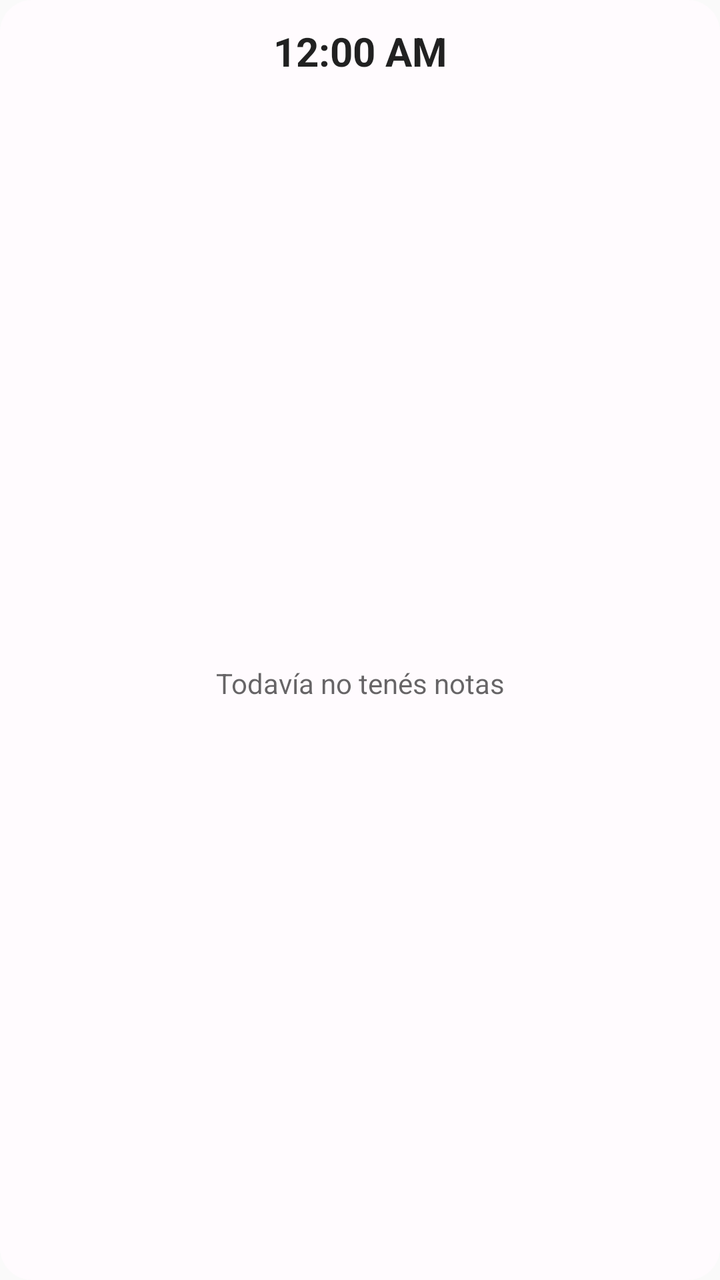
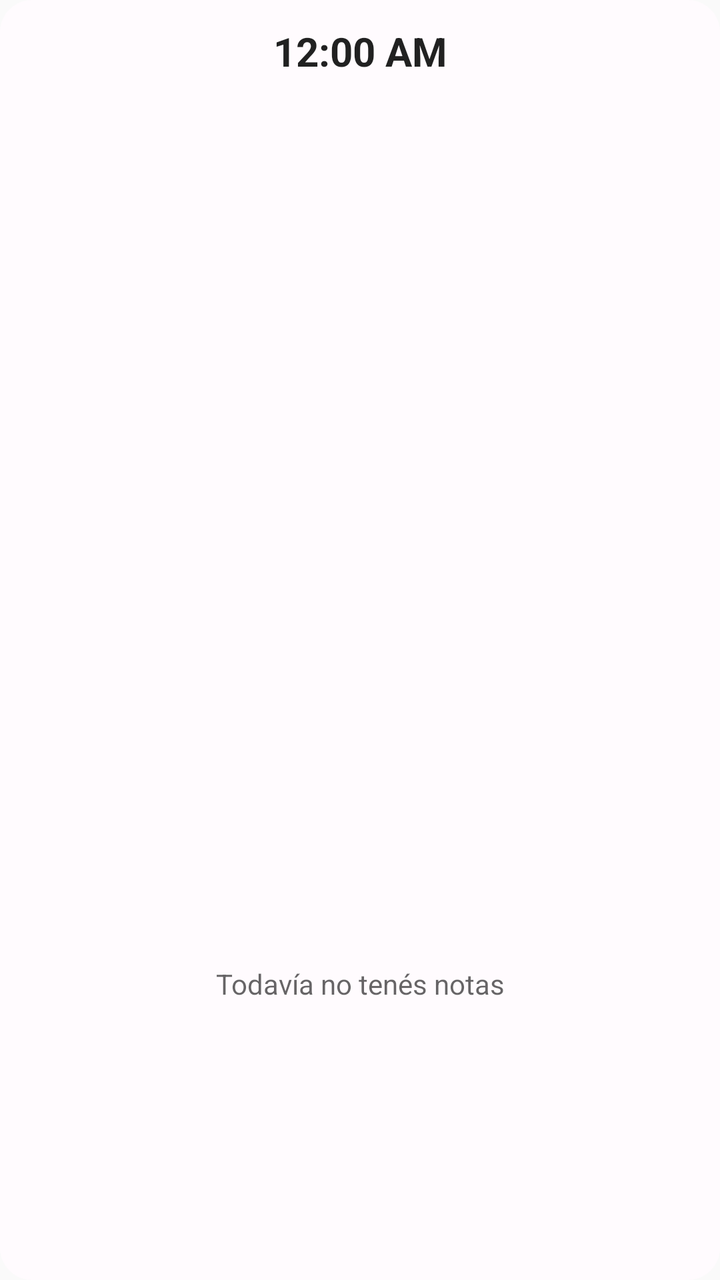

Compare the two renders of this Android layout. The source of the first and the diff that turns it into the second are given below.
<!-- AndroidManifest.xml: application theme Theme.Notes -->
<!-- res/layout/widget_all_notes_clock.xml -->
<?xml version="1.0" encoding="utf-8"?>
<LinearLayout xmlns:android="http://schemas.android.com/apk/res/android"
    android:id="@+id/Layout"
    android:layout_width="match_parent"
    android:layout_height="match_parent"
    android:background="@drawable/widget_background_light"
    android:orientation="vertical">

    
    <TextClock
        android:id="@+id/Clock"
        android:layout_width="match_parent"
        android:layout_height="wrap_content"
        android:layout_gravity="center_horizontal"
        android:gravity="center"
        android:paddingTop="12dp"
        android:paddingBottom="4dp"
        android:format12Hour="h:mm a"
        android:format24Hour="H:mm"
        android:textSize="20sp"
        android:textStyle="bold" />

    <FrameLayout
        android:layout_width="match_parent"
        android:layout_height="0dp"
        android:layout_weight="1">

        <ListView
            android:id="@+id/ListView"
            android:layout_width="match_parent"
            android:layout_height="match_parent"
            android:divider="@null"
            android:dividerHeight="0dp"
            android:paddingTop="4dp"
            android:paddingBottom="4dp" />

        
        <TextView
            android:id="@+id/Empty"
            android:layout_width="match_parent"
            android:layout_height="match_parent"
            android:gravity="center"
            android:padding="16dp"
            android:text="@string/all_notes_clock_widget_empty"
            android:textColor="?android:attr/textColorSecondary" />

    </FrameLayout>

</LinearLayout>
<!-- resources referenced by this layout -->
<resources>
  <!-- drawable widget_background_light (drawable) -->
  <?xml version="1.0" encoding="utf-8"?>
  <shape xmlns:android="http://schemas.android.com/apk/res/android">
      <corners android:radius="16dp" />
      <solid android:color="#FFFFFBFE" />
  </shape>
  <string name="all_notes_clock_widget_empty">Todavía no tenés notas</string>
  <style name="Theme.Notes" parent="android:Theme.Material.Light.NoActionBar" />
</resources>

<!-- the commit's change to res/layout/widget_all_notes_clock.xml (unified diff, before → after) -->
@@ -20,30 +20,32 @@
         android:textSize="20sp"
         android:textStyle="bold" />
 
-    <FrameLayout
+    
+    <View
+        android:id="@+id/HeaderDivider"
+        android:layout_width="match_parent"
+        android:layout_height="1dp"
+        android:layout_marginTop="4dp" />
+
+    
+    <LinearLayout
+        android:id="@+id/RowsContainer"
         android:layout_width="match_parent"
         android:layout_height="0dp"
-        android:layout_weight="1">
+        android:layout_weight="1"
+        android:orientation="vertical"
+        android:paddingTop="4dp"
+        android:paddingBottom="4dp" />
 
-        <ListView
-            android:id="@+id/ListView"
-            android:layout_width="match_parent"
-            android:layout_height="match_parent"
-            android:divider="@null"
-            android:dividerHeight="0dp"
-            android:paddingTop="4dp"
-            android:paddingBottom="4dp" />
-
-        
-        <TextView
-            android:id="@+id/Empty"
-            android:layout_width="match_parent"
-            android:layout_height="match_parent"
-            android:gravity="center"
-            android:padding="16dp"
-            android:text="@string/all_notes_clock_widget_empty"
-            android:textColor="?android:attr/textColorSecondary" />
-
-    </FrameLayout>
+    
+    <TextView
+        android:id="@+id/Empty"
+        android:layout_width="match_parent"
+        android:layout_height="0dp"
+        android:layout_weight="1"
+        android:gravity="center"
+        android:padding="16dp"
+        android:text="@string/all_notes_clock_widget_empty"
+        android:textColor="?android:attr/textColorSecondary" />
 
 </LinearLayout>
